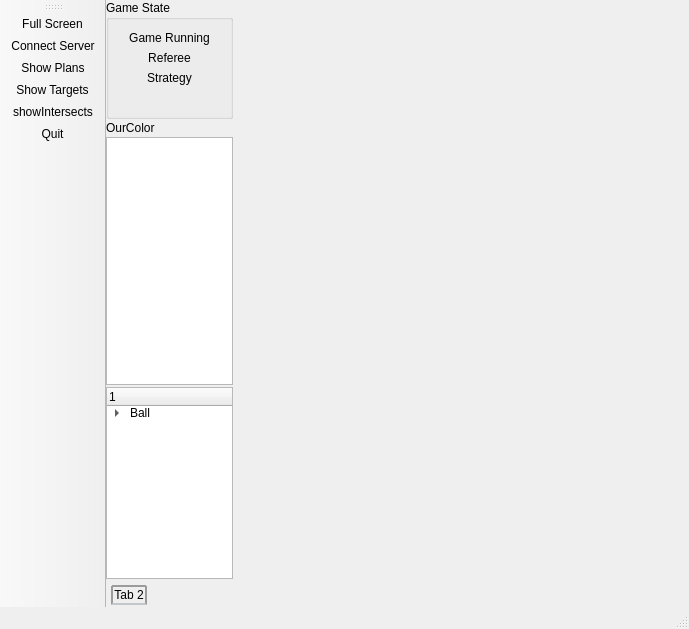
This is visualizer/mainwindow.ui in amiryanj/cyrus_ssl as Qt 5 draws it before an edit. The edited form follows.
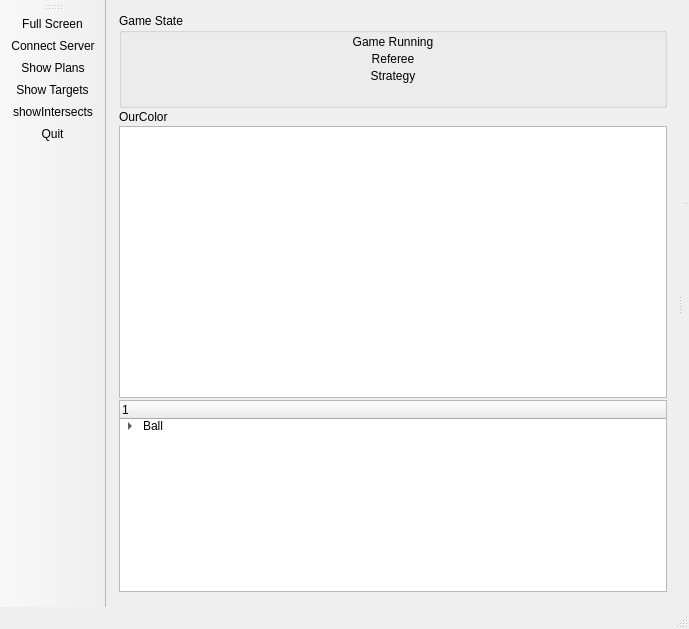
This is the edited form. Icons and pictures are not drawn.

```diff
--- a/visualizer/mainwindow.ui
+++ b/visualizer/mainwindow.ui
@@ -76,24 +76,23 @@
    <enum>QTabWidget::Triangular</enum>
   </property>
   <widget class="QWidget" name="centralWidget">
-   <layout class="QHBoxLayout" name="horizontalLayout_2" stretch="1,6">
+   <layout class="QVBoxLayout" name="verticalLayout_3">
     <property name="spacing">
-     <number>0</number>
+     <number>2</number>
     </property>
-    <property name="leftMargin">
-     <number>0</number>
-    </property>
-    <property name="topMargin">
-     <number>0</number>
-    </property>
-    <property name="rightMargin">
-     <number>0</number>
-    </property>
-    <property name="bottomMargin">
-     <number>0</number>
+    <property name="margin">
+     <number>2</number>
     </property>
     <item>
-     <layout class="QVBoxLayout" name="verticalLayout" stretch="0,0,1,0,0,0">
+     <widget class="QSplitter" name="splitter_2">
+      <property name="orientation">
+       <enum>Qt::Horizontal</enum>
+      </property>
+      <property name="handleWidth">
+       <number>3</number>
+      </property>
+      <widget class="QWidget" name="">
+       <layout class="QVBoxLayout" name="verticalLayout" stretch="0,0,1,0,0">
       <property name="spacing">
        <number>2</number>
       </property>
@@ -103,6 +102,12 @@
          <string>Game State</string>
         </property>
         <layout class="QVBoxLayout" name="verticalLayout_2">
+           <property name="spacing">
+            <number>3</number>
+           </property>
+           <property name="margin">
+            <number>2</number>
+           </property>
          <item>
           <widget class="QLabel" name="gameRunningLabel">
            <property name="text">
@@ -233,28 +238,17 @@
        </widget>
       </item>
       <item>
-       <widget class="QTabWidget" name="tabWidget_2">
-        <property name="tabPosition">
-         <enum>QTabWidget::South</enum>
-        </property>
-        <widget class="QWidget" name="tab_2">
-         <attribute name="title">
-          <string>Tab 2</string>
-         </attribute>
-        </widget>
-       </widget>
-      </item>
-      <item>
-       <widget class="QWidget" name="widget" native="true"/>
-      </item>
-     </layout>
-    </item>
-    <item>
-     <layout class="QVBoxLayout" name="verticalLayoutRight" stretch="10,1">
-      <property name="spacing">
-       <number>2</number>
-      </property>
-      <item>
+         <widget class="QWidget" name="widget_1" native="true"/>
+        </item>
+       </layout>
+      </widget>
+      <widget class="QSplitter" name="splitter">
+       <property name="orientation">
+        <enum>Qt::Vertical</enum>
+       </property>
+       <property name="handleWidth">
+        <number>3</number>
+       </property>
        <widget class="QWidget" name="fieldWidget" native="true">
         <property name="enabled">
          <bool>true</bool>
@@ -265,20 +259,15 @@
           <height>0</height>
          </size>
         </property>
-        <widget class="QWidget" name="formLayoutWidget">
-         <property name="geometry">
-          <rect>
-           <x>50</x>
-           <y>180</y>
-           <width>160</width>
-           <height>80</height>
-          </rect>
+        <layout class="QVBoxLayout" name="fieldWidgetLayout">
+         <property name="spacing">
+          <number>2</number>
          </property>
-         <layout class="QFormLayout" name="formLayout"/>
-        </widget>
-       </widget>
-      </item>
-      <item>
+         <property name="margin">
+          <number>1</number>
+         </property>
+        </layout>
+       </widget>
        <widget class="QTabWidget" name="tabWidget">
         <property name="sizePolicy">
          <sizepolicy hsizetype="Preferred" vsizetype="Preferred">
@@ -308,8 +297,8 @@
          <bool>true</bool>
         </property>
        </widget>
-      </item>
-     </layout>
+      </widget>
+     </widget>
     </item>
    </layout>
   </widget>
```
Lines whose indentation alone changed are shown as unchanged.
